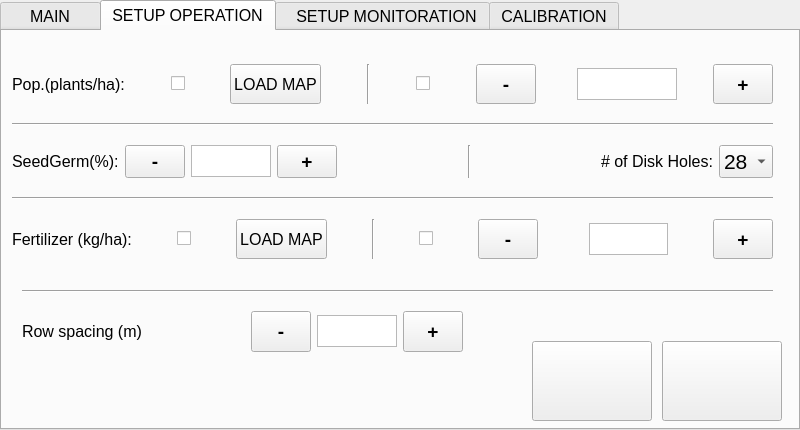
The window that SourceCode/seeder_ui.ui (LabDig/SemeaPy5) describes before a commit, drawn with Qt 5.
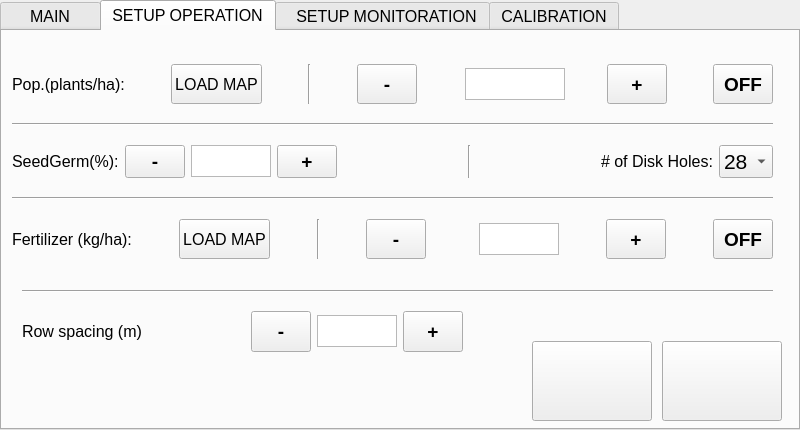
The same window after the commit. The open tabs and pages were chosen to show the change. Icons and pictures are not drawn.

Diff of the .ui file:
```diff
--- a/SourceCode/seeder_ui.ui
+++ b/SourceCode/seeder_ui.ui
@@ -427,71 +427,6 @@
      <string/>
     </property>
    </widget>
-   <widget class="QWidget" name="layoutWidget">
-    <property name="geometry">
-     <rect>
-      <x>280</x>
-      <y>310</y>
-      <width>216</width>
-      <height>51</height>
-     </rect>
-    </property>
-    <layout class="QHBoxLayout" name="horizontalLayout_16">
-     <item>
-      <widget class="QPushButton" name="m_view">
-       <property name="maximumSize">
-        <size>
-         <width>60</width>
-         <height>60</height>
-        </size>
-       </property>
-       <property name="font">
-        <font>
-         <pointsize>14</pointsize>
-         <weight>75</weight>
-         <bold>true</bold>
-        </font>
-       </property>
-       <property name="text">
-        <string>-</string>
-       </property>
-      </widget>
-     </item>
-     <item>
-      <widget class="QPushButton" name="bt_fit">
-       <property name="minimumSize">
-        <size>
-         <width>0</width>
-         <height>40</height>
-        </size>
-       </property>
-       <property name="text">
-        <string>FIT VIEW</string>
-       </property>
-      </widget>
-     </item>
-     <item>
-      <widget class="QPushButton" name="p_view">
-       <property name="maximumSize">
-        <size>
-         <width>60</width>
-         <height>60</height>
-        </size>
-       </property>
-       <property name="font">
-        <font>
-         <pointsize>14</pointsize>
-         <weight>75</weight>
-         <bold>true</bold>
-        </font>
-       </property>
-       <property name="text">
-        <string>+</string>
-       </property>
-      </widget>
-     </item>
-    </layout>
-   </widget>
    <widget class="QLabel" name="lb_datetime">
     <property name="geometry">
      <rect>
@@ -562,37 +497,6 @@
          </property>
         </spacer>
        </item>
-       <item>
-        <widget class="QCheckBox" name="cb_seed_map">
-         <property name="font">
-          <font>
-           <pointsize>16</pointsize>
-          </font>
-         </property>
-         <property name="text">
-          <string/>
-         </property>
-         <property name="iconSize">
-          <size>
-           <width>32</width>
-           <height>32</height>
-          </size>
-         </property>
-        </widget>
-       </item>
-       <item>
-        <spacer name="horizontalSpacer_10">
-         <property name="orientation">
-          <enum>Qt::Horizontal</enum>
-         </property>
-         <property name="sizeHint" stdset="0">
-          <size>
-           <width>40</width>
-           <height>20</height>
-          </size>
-         </property>
-        </spacer>
-       </item>
        <item>
         <widget class="QPushButton" name="bt_load_seed">
          <property name="minimumSize">
@@ -660,26 +564,6 @@
          </property>
         </spacer>
        </item>
-       <item>
-        <widget class="QCheckBox" name="cb_seed_fix">
-         <property name="text">
-          <string/>
-         </property>
-        </widget>
-       </item>
-       <item>
-        <spacer name="horizontalSpacer_11">
-         <property name="orientation">
-          <enum>Qt::Horizontal</enum>
-         </property>
-         <property name="sizeHint" stdset="0">
-          <size>
-           <width>40</width>
-           <height>20</height>
-          </size>
-         </property>
-        </spacer>
-       </item>
        <item>
         <widget class="QPushButton" name="m_pop">
          <property name="maximumSize">
@@ -782,6 +666,39 @@
          </property>
         </widget>
        </item>
+       <item>
+        <spacer name="horizontalSpacer_6">
+         <property name="orientation">
+          <enum>Qt::Horizontal</enum>
+         </property>
+         <property name="sizeHint" stdset="0">
+          <size>
+           <width>40</width>
+           <height>20</height>
+          </size>
+         </property>
+        </spacer>
+       </item>
+       <item>
+        <widget class="QPushButton" name="pop_off">
+         <property name="maximumSize">
+          <size>
+           <width>60</width>
+           <height>60</height>
+          </size>
+         </property>
+         <property name="font">
+          <font>
+           <pointsize>14</pointsize>
+           <weight>75</weight>
+           <bold>true</bold>
+          </font>
+         </property>
+         <property name="text">
+          <string>OFF</string>
+         </property>
+        </widget>
+       </item>
       </layout>
      </item>
      <item>
@@ -985,26 +902,6 @@
          </property>
         </spacer>
        </item>
-       <item>
-        <widget class="QCheckBox" name="cb_fert_map">
-         <property name="text">
-          <string/>
-         </property>
-        </widget>
-       </item>
-       <item>
-        <spacer name="horizontalSpacer_12">
-         <property name="orientation">
-          <enum>Qt::Horizontal</enum>
-         </property>
-         <property name="sizeHint" stdset="0">
-          <size>
-           <width>40</width>
-           <height>20</height>
-          </size>
-         </property>
-        </spacer>
-       </item>
        <item>
         <widget class="QPushButton" name="bt_load_fert">
          <property name="minimumSize">
@@ -1059,26 +956,6 @@
          </property>
         </widget>
        </item>
-       <item>
-        <spacer name="horizontalSpacer_6">
-         <property name="orientation">
-          <enum>Qt::Horizontal</enum>
-         </property>
-         <property name="sizeHint" stdset="0">
-          <size>
-           <width>40</width>
-           <height>20</height>
-          </size>
-         </property>
-        </spacer>
-       </item>
-       <item>
-        <widget class="QCheckBox" name="cb_fert_fix">
-         <property name="text">
-          <string/>
-         </property>
-        </widget>
-       </item>
        <item>
         <spacer name="horizontalSpacer_13">
          <property name="orientation">
@@ -1191,6 +1068,39 @@
          </property>
         </widget>
        </item>
+       <item>
+        <spacer name="horizontalSpacer_10">
+         <property name="orientation">
+          <enum>Qt::Horizontal</enum>
+         </property>
+         <property name="sizeHint" stdset="0">
+          <size>
+           <width>40</width>
+           <height>20</height>
+          </size>
+         </property>
+        </spacer>
+       </item>
+       <item>
+        <widget class="QPushButton" name="fert_off">
+         <property name="maximumSize">
+          <size>
+           <width>60</width>
+           <height>60</height>
+          </size>
+         </property>
+         <property name="font">
+          <font>
+           <pointsize>14</pointsize>
+           <weight>75</weight>
+           <bold>true</bold>
+          </font>
+         </property>
+         <property name="text">
+          <string>OFF</string>
+         </property>
+        </widget>
+       </item>
       </layout>
      </item>
     </layout>
```
Left out of the diff: 13 changed lines with no effect on the pictures.
